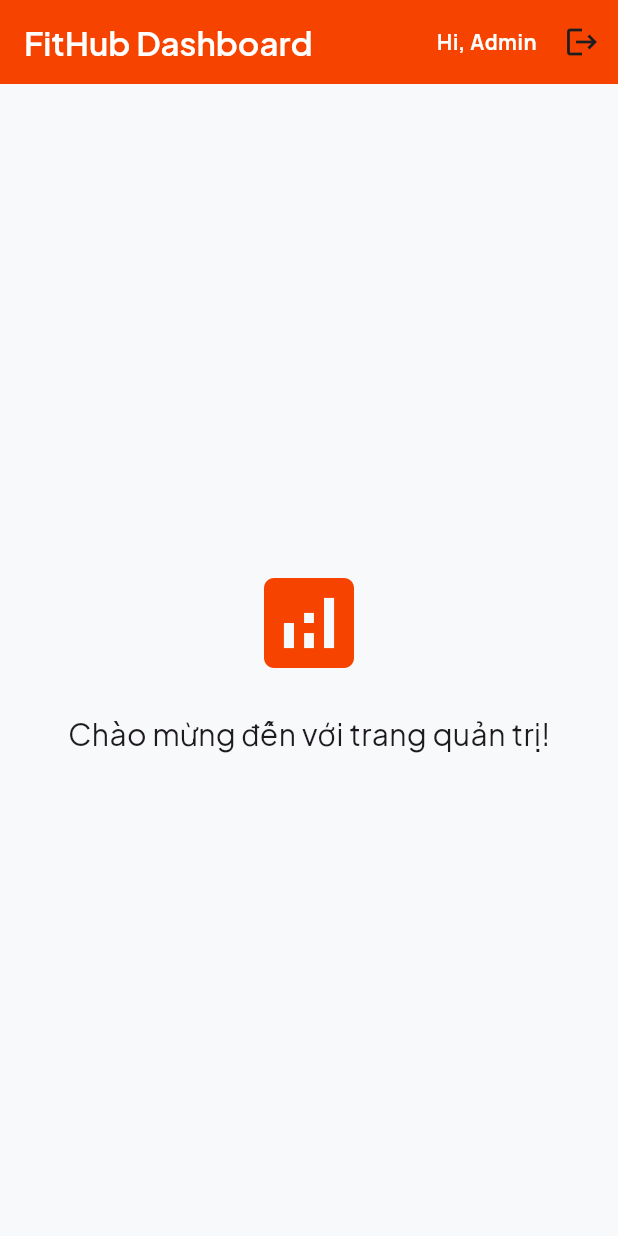
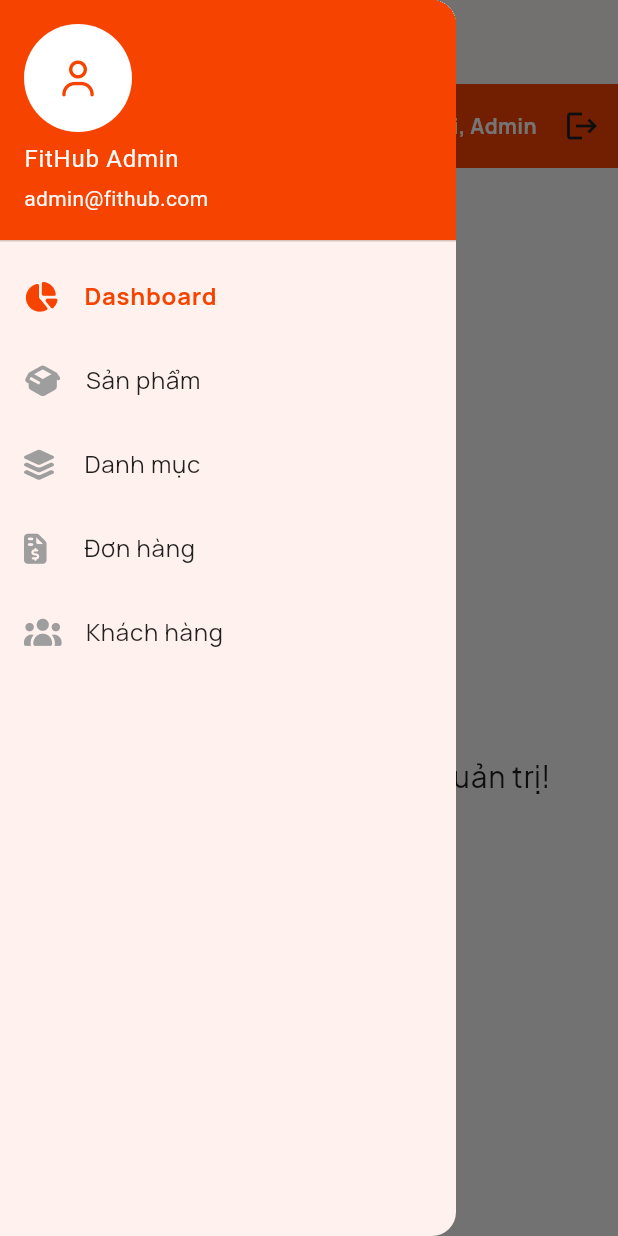
Before and after one commit to trinhhung12345/fithub_admin, a Flutter app: the DashboardScreen screen opened by its route, with the side drawer open (before the commit the screen has no drawer), on a phone screen of 412 x 824 dp. Run offline on Flutter 3.47's test engine with Material 3 defaults, Android fonts, the phone set to English and light mode, and no system bars; our stand-ins replace dio, flutter_svg, font_awesome_flutter, go_router, google_fonts, jwt_decoder and 2 more; accounts and stored records are empty; project files that could hold a hidden picture were left out.

Commit message:
làm giao diện

```diff
--- /dev/null
+++ b/lib/configs/menu_config.dart
@@ -0,0 +1,28 @@
+import 'package:flutter/material.dart';
+import 'package:font_awesome_flutter/font_awesome_flutter.dart';
+
+class MenuItem {
+  final String title;
+  final String route;
+  final IconData icon;
+
+  MenuItem(this.title, this.route, this.icon);
+}
+
+class MenuConfig {
+  static List<MenuItem> items = [
+    MenuItem("Dashboard", "/dashboard", FontAwesomeIcons.chartPie),
+    MenuItem("Sản phẩm", "/products", FontAwesomeIcons.boxOpen),
+    MenuItem(
+      "Danh mục",
+      "/categories",
+      FontAwesomeIcons.layerGroup,
+    ), // Icon layer cho danh mục
+    MenuItem(
+      "Đơn hàng",
+      "/orders",
+      FontAwesomeIcons.fileInvoiceDollar,
+    ), // Icon hóa đơn
+    MenuItem("Khách hàng", "/users", FontAwesomeIcons.users),
+  ];
+}
--- /dev/null
+++ b/lib/core/components/layout/main_layout.dart
@@ -0,0 +1,51 @@
+import 'package:flutter/material.dart';
+import 'package:fithub_admin/configs/app_responsive.dart';
+import 'package:fithub_admin/core/components/layout/mobile_drawer.dart';
+import 'package:fithub_admin/core/components/layout/web_sidebar.dart';
+import 'package:go_router/go_router.dart';
+
+class MainLayout extends StatelessWidget {
+  final Widget child;
+  final GoRouterState state; // Để biết đang ở trang nào
+
+  const MainLayout({super.key, required this.child, required this.state});
+
+  @override
+  Widget build(BuildContext context) {
+    final String currentRoute = state.uri.toString();
+
+    return Scaffold(
+      // 1. Mobile & Tablet: Hiện AppBar + Drawer
+      appBar: Responsive.isMobile(context)
+          ? AppBar(
+              title: const Text("FitHub Admin"),
+              backgroundColor: Colors.white,
+              elevation: 1,
+            )
+          : null,
+      drawer: Responsive.isMobile(context)
+          ? MobileDrawer(currentRoute: currentRoute)
+          : null,
+
+      // 2. Body
+      body: Row(
+        children: [
+          // Web: Hiện Sidebar cố định bên trái
+          if (Responsive.isWeb(context)) WebSidebar(currentRoute: currentRoute),
+
+          // Web: Divider dọc
+          if (Responsive.isWeb(context))
+            const VerticalDivider(width: 1, thickness: 1),
+
+          // Content chính (Thay đổi theo route)
+          Expanded(
+            child: Container(
+              color: const Color(0xFFF8F9FA), // Màu nền xám nhạt giống mẫu
+              child: child,
+            ),
+          ),
+        ],
+      ),
+    );
+  }
+}
--- /dev/null
+++ b/lib/core/components/layout/mobile_drawer.dart
@@ -0,0 +1,58 @@
+import 'package:flutter/material.dart';
+import 'package:fithub_admin/configs/app_colors.dart';
+import 'package:fithub_admin/configs/menu_config.dart';
+import 'package:font_awesome_flutter/font_awesome_flutter.dart';
+import 'package:go_router/go_router.dart';
+
+class MobileDrawer extends StatelessWidget {
+  final String currentRoute;
+  const MobileDrawer({super.key, required this.currentRoute});
+
+  @override
+  Widget build(BuildContext context) {
+    return Drawer(
+      child: Column(
+        children: [
+          UserAccountsDrawerHeader(
+            decoration: const BoxDecoration(color: AppColors.primary),
+            accountName: const Text("FitHub Admin"),
+            accountEmail: const Text("admin@fithub.com"),
+            currentAccountPicture: const CircleAvatar(
+              backgroundColor: Colors.white,
+              child: FaIcon(FontAwesomeIcons.user, color: AppColors.primary),
+            ),
+          ),
+          Expanded(
+            child: ListView(
+              padding: EdgeInsets.zero,
+              children: MenuConfig.items.map((item) {
+                final bool isActive = currentRoute == item.route;
+                return ListTile(
+                  leading: FaIcon(
+                    item.icon,
+                    size: 20,
+                    color: isActive ? AppColors.primary : Colors.grey,
+                  ),
+                  title: Text(
+                    item.title,
+                    style: TextStyle(
+                      color: isActive ? AppColors.primary : Colors.black87,
+                      fontWeight: isActive
+                          ? FontWeight.bold
+                          : FontWeight.normal,
+                    ),
+                  ),
+                  selected: isActive,
+                  onTap: () {
+                    context.go(item.route); // Chuyển trang
+                    Navigator.pop(context); // Đóng Drawer
+                  },
+                );
+              }).toList(),
+            ),
+          ),
+        ],
+      ),
+    );
+  }
+}
--- a/lib/routes/app_routes.dart
+++ b/lib/routes/app_routes.dart
@@ -4,42 +4,45 @@ import 'package:fithub_admin/modules/auth/view/login_screen.dart';
 import 'package:fithub_admin/modules/dashboard/view/dashboard_screen.dart';
 import 'package:fithub_admin/modules/splash/view/splash_screen.dart';
 import 'package:fithub_admin/core/utils/token_manager.dart';
+import 'package:fithub_admin/core/components/layout/main_layout.dart';
+import 'package:fithub_admin/modules/management/view/placeholder_screens.dart';
 
 class AppRouter {
-  // Cấu hình router
   static final GoRouter router = GoRouter(
-    initialLocation: '/', // Mặc định vào Splash
-    debugLogDiagnostics: true, // Log debug khi chuyển trang
-    // Định nghĩa các đường dẫn
+    initialLocation: '/',
     routes: [
-      // 1. Splash Screen
-      GoRoute(
-        path: '/',
-        name: 'splash',
-        builder: (context, state) => const SplashScreen(),
-      ),
+      // Các trang không có Sidebar (Splash, Login)
+      GoRoute(path: '/', builder: (context, state) => const SplashScreen()),
+      GoRoute(path: '/login', builder: (context, state) => const LoginScreen()),
 
-      // 2. Login Screen
-      GoRoute(
-        path: '/login',
-        name: 'login',
-        builder: (context, state) => const LoginScreen(),
-      ),
-
-      // 3. Dashboard Screen
-      GoRoute(
-        path: '/dashboard',
-        name: 'dashboard',
-        builder: (context, state) => const DashboardScreen(),
+      // SHELL ROUTE: Các trang CÓ Sidebar/Drawer
+      ShellRoute(
+        builder: (context, state, child) {
+          return MainLayout(state: state, child: child);
+        },
+        routes: [
+          GoRoute(
+            path: '/dashboard',
+            builder: (context, state) => const DashboardScreen(),
+          ),
+          GoRoute(
+            path: '/products',
+            builder: (context, state) => const ProductScreen(),
+          ),
+          GoRoute(
+            path: '/categories',
+            builder: (context, state) => const CategoryScreen(),
+          ),
+          GoRoute(
+            path: '/orders',
+            builder: (context, state) => const OrderScreen(),
+          ),
+          GoRoute(
+            path: '/users',
+            builder: (context, state) => const UserScreen(),
+          ),
+        ],
       ),
     ],
-
-    // Redirect Logic: (Tùy chọn nâng cao)
-    // Tại đây bạn có thể kiểm tra nếu chưa có Token thì đá về Login
-    // Nhưng hiện tại ta đang xử lý logic này ở Splash nên tạm thời để null
-    redirect: (context, state) async {
-      // Logic bảo vệ route sẽ nằm ở đây sau này
-      return null;
-    },
   );
 }
```
Also changed, not shown: lib/core/components/layout/web_sidebar.dart (added, +105 -0 lines), lib/modules/management/view/placeholder_screens.dart (added, +45 -0 lines), lib/modules/splash/management/view/placeholder_screens.dart (added, +59 -0 lines).
